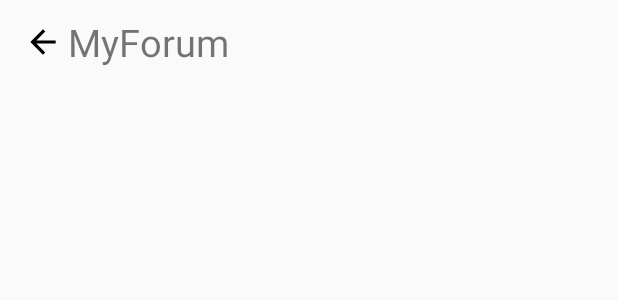
After one commit to kitotoki213/MyForum, an Android app: the layout custom_toolbar.xml on its own in the app's theme, with its tools: preview values and no code run, on a phone screen of 412 x 824 dp. The commit adds this screen. Shown: the top 300 px of the screen. Run offline under Robolectric (Android 15) with nearby library versions, the light colour scheme and no system bars.

Commit message:
add custom ToolBar, update image resource.

```diff
--- a/app/build.gradle
+++ b/app/build.gradle
@@ -4,12 +4,12 @@ plugins {
 }
 
 android {
-    compileSdk 33
+    compileSdk 31
 
     defaultConfig {
         applicationId "com.example.myforum"
         minSdk 21
-        targetSdk 33
+        targetSdk 31
         versionCode 1
         versionName "1.0"
 
--- a/app/src/main/java/com/example/myforum/MainActivity.kt
+++ b/app/src/main/java/com/example/myforum/MainActivity.kt
@@ -18,15 +18,15 @@ enum class FragmentTab(
     val labelName: Int
     ) {
 
-    HomeFragmentTab(R.drawable.home, R.drawable.books, {
+    HomeFragmentTab(R.drawable.home, R.drawable.home_fill, {
         HomeFragment.newInstance("", "")
     }, R.string.main_activity_home_tab),
 
-    CommunityFragmentTab(R.drawable.books, R.drawable.home, {
+    CommunityFragmentTab(R.drawable.mobilephone, R.drawable.mobilephone_fill, {
         CommunityFragment.newInstance("", "")
     }, R.string.main_activity_mobile_tab),
 
-    MineFragmentTab(R.drawable.mine, R.drawable.books, {
+    MineFragmentTab(R.drawable.mine, R.drawable.mine_fill, {
         MineFragment.newInstance("", "")
     }, R.string.main_activity_mine_tab)
 }
--- /dev/null
+++ b/app/src/main/res/drawable/back.xml
@@ -0,0 +1,10 @@
+<?xml version="1.0" encoding="utf-8"?>
+<vector xmlns:android="http://schemas.android.com/apk/res/android"
+    android:width = "24dp"
+    android:height = "24dp"
+    android:viewportWidth = "24.0"
+    android:viewportHeight = "24.0">
+    <path
+        android:fillColor = "@color/white"
+        android:pathData="M20,11H7.83l5.59,-5.59L12,4l-8,8 8,8 1.41,-1.41L7.83,13H20v-2z"/>
+</vector>
--- /dev/null
+++ b/app/src/main/res/layout/custom_toolbar.xml
@@ -0,0 +1,27 @@
+<?xml version="1.0" encoding="utf-8"?>
+<LinearLayout xmlns:android="http://schemas.android.com/apk/res/android"
+    xmlns:app="http://schemas.android.com/apk/res-auto"
+    android:layout_width="match_parent"
+    android:layout_height="wrap_content">
+
+    <androidx.appcompat.widget.Toolbar
+        android:layout_width="match_parent"
+        android:layout_height="match_parent">
+
+        <ImageView
+            android:id="@+id/ivBack_toolBar"
+            android:layout_width="25dp"
+            android:layout_height="25dp"
+            android:src="@drawable/back"
+            app:tint="@color/black" />
+        <TextView
+            android:id="@+id/tvTitle_toolBar"
+            android:layout_marginLeft="@dimen/fragment_home_TextView_margin_left"
+            android:text="@string/app_name"
+            android:textSize="25dp"
+            android:layout_width="wrap_content"
+            android:layout_height="wrap_content"/>
+
+    </androidx.appcompat.widget.Toolbar>
+
+</LinearLayout>
--- /dev/null
+++ b/app/src/main/res/values/dimens.xml
@@ -0,0 +1,6 @@
+<?xml version="1.0" encoding="utf-8"?>
+<resources>
+
+    <!--    fragment_home.xml-->
+    <dimen name="fragment_home_TextView_margin_left">20dp</dimen>
+</resources>
--- a/app/src/main/res/values/strings.xml
+++ b/app/src/main/res/values/strings.xml
@@ -9,4 +9,8 @@
     <string name="hello_home_fragment">Hello home fragment</string>
     <string name="hello_community_fragment">Hello community fragment</string>
     <string name="hello_mine_fragment">Hello mine fragment</string>
+
+    <string name="toolbar_home_fragment">Home</string>
+    <string name="toolbar_community_fragment">Community</string>
+    <string name="toolbar_mine_fragment">Mine</string>
 </resources>
--- a/app/src/main/res/values/themes.xml
+++ b/app/src/main/res/values/themes.xml
@@ -1,6 +1,6 @@
 <resources xmlns:tools="http://schemas.android.com/tools">
     <!-- Base application theme. -->
-    <style name="Theme.MyForum" parent="Theme.MaterialComponents.DayNight.DarkActionBar">
+    <style name="Theme.MyForum" parent="Theme.MaterialComponents.DayNight.NoActionBar.Bridge">
         <!-- Primary brand color. -->
         <item name="colorPrimary">@color/purple_500</item>
         <item name="colorPrimaryVariant">@color/purple_700</item>
@@ -10,7 +10,7 @@
         <item name="colorSecondaryVariant">@color/teal_700</item>
         <item name="colorOnSecondary">@color/black</item>
         <!-- Status bar color. -->
-        <item name="android:statusBarColor" tools:targetApi="l">?attr/colorPrimaryVariant</item>
+        <item name="android:statusBarColor" tools:targetApi="l">@color/black</item>
         <!-- Customize your theme here. -->
     </style>
 </resources>
```
Also changed, not shown: app/src/main/java/com/example/myforum/view/CustomToolBar.kt (added, +37 -0 lines), app/src/main/res/layout/fragment_home.xml (+14 -3 lines), app/src/main/res/values/attrs.xml (added, +7 -0 lines), app/src/main/res/drawable/books.png (deleted), app/src/main/res/drawable/home.png, app/src/main/res/drawable/home_fill.png (added), app/src/main/res/drawable/mine.png, app/src/main/res/drawable/mine_fill.png (added), app/src/main/res/drawable/mobilephone.png (added), app/src/main/res/drawable/mobilephone_fill.png (added).
